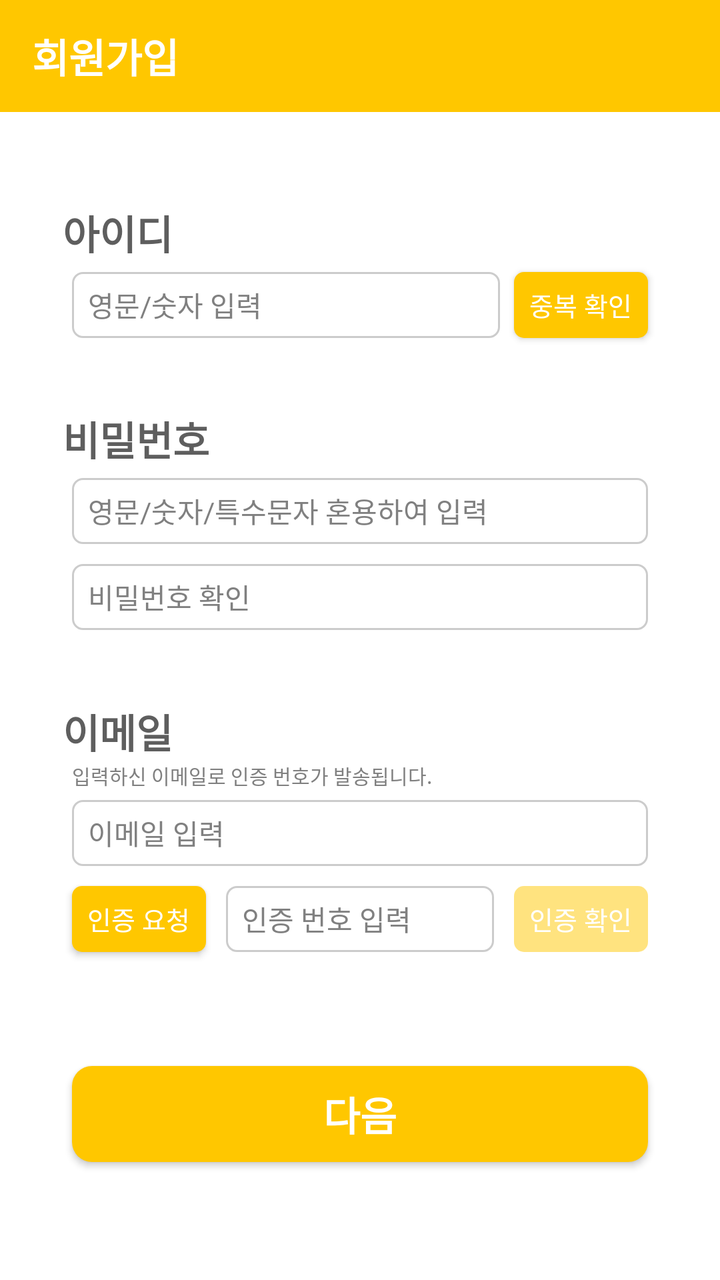
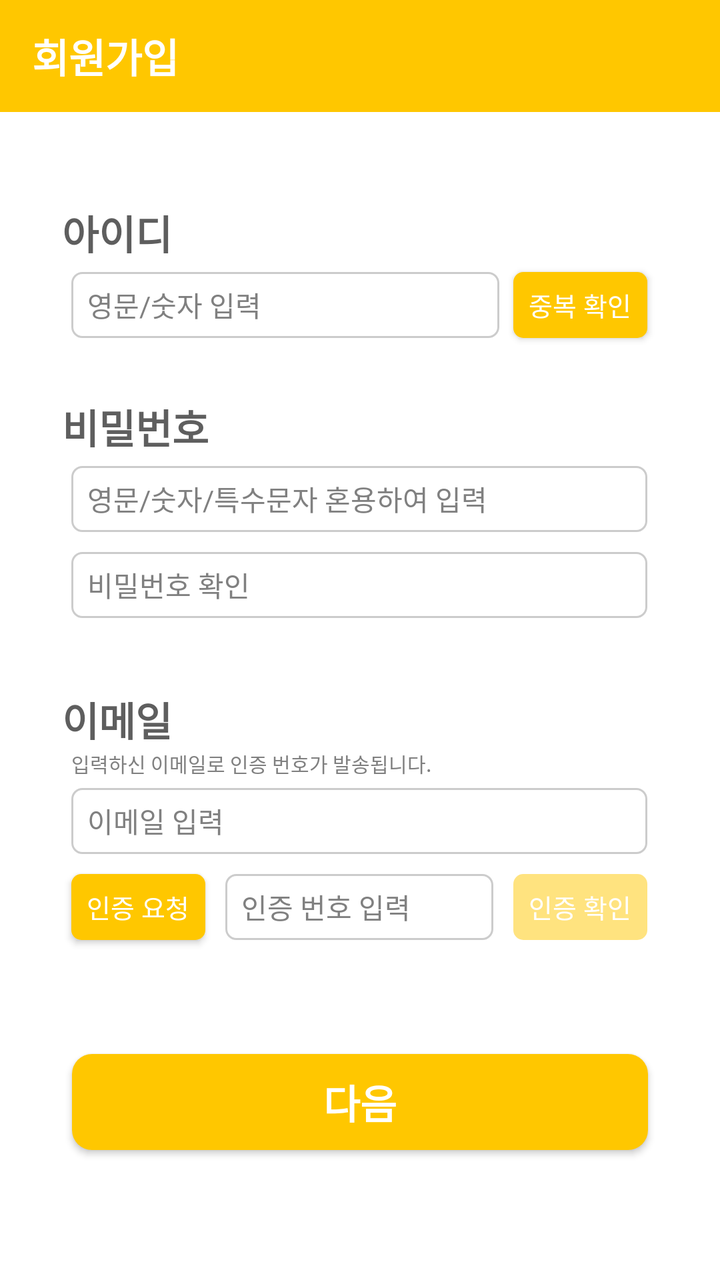

Before-and-after screenshots of an Android layout around one commit, followed by the original layout XML and the change that was made.
<!-- AndroidManifest.xml: application theme Theme.Team_On -->
<!-- res/layout/activity_signup.xml -->
<?xml version="1.0" encoding="utf-8"?>
<androidx.constraintlayout.widget.ConstraintLayout xmlns:android="http://schemas.android.com/apk/res/android"
    xmlns:app="http://schemas.android.com/apk/res-auto"
    xmlns:tools="http://schemas.android.com/tools"
    android:layout_width="match_parent"
    android:layout_height="match_parent"
    tools:context=".ActivitySignup">

    
    <ScrollView
        android:layout_width="match_parent"
        android:layout_height="match_parent"
        tools:layout_editor_absoluteX="-100dp"
        tools:layout_editor_absoluteY="301dp">

        <androidx.constraintlayout.widget.ConstraintLayout
            android:layout_width="match_parent"
            android:layout_height="wrap_content">

            <androidx.appcompat.widget.Toolbar
                android:id="@+id/signup_title"
                android:layout_width="match_parent"
                android:layout_height="wrap_content"
                android:background="@color/yellow"
                android:minHeight="?attr/actionBarSize"
                android:theme="?attr/actionBarTheme"
                app:layout_constraintEnd_toEndOf="parent"
                app:layout_constraintStart_toStartOf="parent"
                app:layout_constraintTop_toTopOf="parent"
                app:title="회원가입"
                app:titleTextAppearance="@style/ToolbarTitleStyle"
                app:titleTextColor="@color/white" />

            <TextView
                android:id="@+id/signup_text_id"
                android:layout_width="wrap_content"
                android:layout_height="wrap_content"
                android:layout_marginStart="-5dp"
                android:layout_marginBottom="5dp"
                android:text="아이디"
                android:textColor="@color/titleText"
                android:textSize="20sp"
                android:textStyle="bold"
                app:layout_constraintBottom_toTopOf="@+id/signup_edit_id"
                app:layout_constraintStart_toStartOf="@+id/signup_edit_id" />

            <EditText
                android:id="@+id/signup_edit_id"
                android:layout_width="214dp"
                android:layout_height="33dp"
                android:layout_marginTop="80dp"
                android:background="@drawable/radius_5_stroke_gray"
                android:ems="10"
                android:hint="영문/숫자 입력"
                android:inputType="text"
                android:paddingStart="8dp"
                android:selectAllOnFocus="true"
                android:textColorHint="@color/hint"
                android:textSize="14sp"
                app:layout_constraintStart_toStartOf="@+id/signup_edit_pwd"
                app:layout_constraintTop_toBottomOf="@+id/signup_title" />

            <Button
                android:id="@+id/signup_btn_checkId"
                android:layout_width="67dp"
                android:layout_height="33dp"
                android:background="@drawable/radius_5_solid_yellow"
                android:enabled="true"
                android:text="중복 확인"
                android:textColor="@color/white"
                android:textSize="13sp"
                app:layout_constraintBottom_toBottomOf="@+id/signup_edit_id"
                app:layout_constraintEnd_toEndOf="@+id/signup_edit_pwd" />

            <TextView
                android:id="@+id/signup_text_checkId"
                android:layout_width="wrap_content"
                android:layout_height="wrap_content"
                android:layout_marginTop="5dp"
                android:text="text"
                android:textSize="10sp"
                android:visibility="invisible"
                app:layout_constraintStart_toStartOf="@+id/signup_edit_id"
                app:layout_constraintTop_toBottomOf="@+id/signup_edit_id" />

            <TextView
                android:id="@+id/signup_text_pwd"
                android:layout_width="wrap_content"
                android:layout_height="wrap_content"
                android:layout_marginStart="-5dp"
                android:layout_marginBottom="5dp"
                android:text="비밀번호"
                android:textColor="@color/titleText"
                android:textSize="20sp"
                android:textStyle="bold"
                app:layout_constraintBottom_toTopOf="@+id/signup_edit_pwd"
                app:layout_constraintStart_toStartOf="@+id/signup_edit_pwd" />

            <EditText
                android:id="@+id/signup_edit_pwd"
                android:layout_width="288dp"
                android:layout_height="33dp"
                android:layout_marginTop="70dp"
                android:background="@drawable/radius_5_stroke_gray"
                android:ems="10"
                android:hint="영문/숫자/특수문자 혼용하여 입력"
                android:inputType="textPassword"
                android:paddingStart="8dp"
                android:selectAllOnFocus="true"
                android:textColorHint="@color/hint"
                android:textSize="14sp"
                app:layout_constraintEnd_toEndOf="parent"
                app:layout_constraintStart_toStartOf="parent"
                app:layout_constraintTop_toBottomOf="@+id/signup_edit_id" />

            <EditText
                android:id="@+id/signup_edit_pwdCheck"
                android:layout_width="288dp"
                android:layout_height="33dp"
                android:layout_marginTop="10dp"
                android:background="@drawable/radius_5_stroke_gray"
                android:ems="10"
                android:hint="비밀번호 확인"
                android:inputType="textPassword"
                android:paddingStart="8dp"
                android:selectAllOnFocus="true"
                android:textColorHint="@color/hint"
                android:textSize="14sp"
                app:layout_constraintStart_toStartOf="@+id/signup_edit_pwd"
                app:layout_constraintTop_toBottomOf="@+id/signup_edit_pwd" />

            <TextView
                android:id="@+id/signup_text_pwCheck"
                android:layout_width="wrap_content"
                android:layout_height="wrap_content"
                android:layout_marginTop="5dp"
                android:text="text"
                android:textColor="@color/red"
                android:textSize="10sp"
                android:visibility="invisible"
                app:layout_constraintStart_toStartOf="@+id/signup_edit_pwdCheck"
                app:layout_constraintTop_toBottomOf="@+id/signup_edit_pwdCheck" />

            <TextView
                android:id="@+id/signup_text_email"
                android:layout_width="wrap_content"
                android:layout_height="wrap_content"
                android:layout_marginStart="-5dp"
                android:text="이메일"
                android:textColor="@color/titleText"
                android:textSize="20sp"
                android:textStyle="bold"
                app:layout_constraintBottom_toTopOf="@+id/signup_detail_email"
                app:layout_constraintStart_toStartOf="@+id/signup_edit_mail" />

            <TextView
                android:id="@+id/signup_detail_email"
                android:layout_width="wrap_content"
                android:layout_height="wrap_content"
                android:layout_marginBottom="5dp"
                android:text="입력하신 이메일로 인증 번호가 발송됩니다."
                android:textColor="@color/hint"
                android:textSize="10sp"
                app:layout_constraintBottom_toTopOf="@+id/signup_edit_mail"
                app:layout_constraintStart_toStartOf="@+id/signup_edit_mail" />

            <EditText
                android:id="@+id/signup_edit_mail"
                android:layout_width="288dp"
                android:layout_height="33dp"
                android:layout_marginTop="85dp"
                android:background="@drawable/radius_5_stroke_gray"
                android:ems="10"
                android:hint="이메일 입력"
                android:inputType="textEmailAddress"
                android:paddingStart="8dp"
                android:textColorHint="@color/hint"
                android:textSize="14sp"
                app:layout_constraintEnd_toEndOf="@+id/signup_edit_pwdCheck"
                app:layout_constraintTop_toBottomOf="@+id/signup_edit_pwdCheck" />

            <Button
                android:id="@+id/signup_btn_mail"
                android:layout_width="67dp"
                android:layout_height="33dp"
                android:background="@drawable/radius_5_solid_yellow"
                android:text="인증 요청"
                android:textColor="@color/white"
                android:textSize="13sp"
                app:layout_constraintBottom_toBottomOf="@+id/signup_edit_auth"
                app:layout_constraintStart_toStartOf="@+id/signup_edit_mail" />

            <Button
                android:id="@+id/signup_btn_next"
                android:layout_width="288dp"
                android:layout_height="wrap_content"
                android:layout_marginTop="100dp"
                android:layout_marginBottom="50dp"
                android:background="@drawable/radius_10_solid_yellow"
                android:enabled="true"
                android:text="다음"
                android:textColor="@color/white"
                android:textSize="20sp"
                android:textStyle="bold"
                app:layout_constraintBottom_toBottomOf="parent"
                app:layout_constraintEnd_toEndOf="parent"
                app:layout_constraintStart_toStartOf="parent"
                app:layout_constraintTop_toBottomOf="@+id/signup_edit_mail" />

            <EditText
                android:id="@+id/signup_edit_auth"
                android:layout_width="134dp"
                android:layout_height="33dp"
                android:layout_marginStart="10dp"
                android:layout_marginTop="10dp"
                android:background="@drawable/radius_5_stroke_gray"
                android:ems="10"
                android:hint="인증 번호 입력"
                android:inputType="number"
                android:paddingStart="8dp"
                android:textColorHint="@color/hint"
                android:textSize="14sp"
                app:layout_constraintStart_toEndOf="@+id/signup_btn_mail"
                app:layout_constraintTop_toBottomOf="@+id/signup_edit_mail" />

            <Button
                android:id="@+id/signup_btn_auth"
                android:layout_width="67dp"
                android:layout_height="33dp"
                android:layout_marginStart="10dp"
                android:alpha="0.5"
                android:background="@drawable/radius_5_solid_yellow"
                android:enabled="false"
                android:text="인증 확인"
                android:textColor="@color/white"
                android:textSize="13sp"
                app:layout_constraintBottom_toBottomOf="@+id/signup_edit_auth"
                app:layout_constraintEnd_toEndOf="@+id/signup_edit_mail"
                app:layout_constraintStart_toEndOf="@+id/signup_edit_auth" />

            <TextView
                android:id="@+id/signup_text_auth"
                android:layout_width="wrap_content"
                android:layout_height="wrap_content"
                android:layout_marginTop="5dp"
                android:text="인증이 완료되었습니다."
                android:textSize="10sp"
                android:visibility="invisible"
                app:layout_constraintStart_toStartOf="@+id/signup_edit_mail"
                app:layout_constraintTop_toBottomOf="@+id/signup_edit_mail" />
        </androidx.constraintlayout.widget.ConstraintLayout>
    </ScrollView>

    

    

    

    

    

    

    

</androidx.constraintlayout.widget.ConstraintLayout>
<!-- resources referenced by this layout -->
<resources>
  <color name="hint">#808080</color>
  <color name="red">#FF0000</color>
  <color name="titleText">#5E5E5E</color>
  <color name="white">#FFFFFFFF</color>
  <color name="yellow">#FFC700</color>
  <!-- drawable radius_10_solid_yellow (drawable) -->
  <shape xmlns:android="http://schemas.android.com/apk/res/android">
      <corners android:radius="10dp"/>
      <solid android:color="@color/yellow"/>
  </shape>
  <!-- drawable radius_5_solid_yellow (drawable) -->
  <shape xmlns:android="http://schemas.android.com/apk/res/android">
      <corners android:radius="5dp"/>
      <solid android:color="@color/yellow"/>
  </shape>
  <!-- drawable radius_5_stroke_gray (drawable) -->
  <?xml version="1.0" encoding="utf-8"?>
  <shape xmlns:android="http://schemas.android.com/apk/res/android">
      <corners android:radius="5dp"/>
      <stroke android:color="@color/gray"
          android:width="1dp"/>
  </shape>
  <style name="ToolbarTitleStyle" parent="TextAppearance.Widget.AppCompat.Toolbar.Title">
          <item name="android:textSize">20sp</item>
          <item name="android:textStyle">bold</item>
          
      </style>
  <style name="Theme.Team_On" parent="Base.Theme.Team_On" />
  <color name="gray">#CCCCCC</color>
  <style name="Base.Theme.Team_On" parent="Theme.AppCompat.DayNight.NoActionBar">
          <item name="android:windowLightStatusBar">true</item>
          <item name="android:windowBackground">@android:color/white</item>
          <item name="android:statusBarColor">@color/white</item>
          <item name="android:textColor">#000000</item>
      </style>
</resources>

<!-- the commit's change to res/layout/activity_signup.xml (unified diff, before → after) -->
@@ -100,7 +100,7 @@
                 android:id="@+id/signup_edit_pwd"
                 android:layout_width="288dp"
                 android:layout_height="33dp"
-                android:layout_marginTop="70dp"
+                android:layout_marginTop="64dp"
                 android:background="@drawable/radius_5_stroke_gray"
                 android:ems="10"
                 android:hint="영문/숫자/특수문자 혼용하여 입력"
@@ -110,6 +110,7 @@
                 android:textColorHint="@color/hint"
                 android:textSize="14sp"
                 app:layout_constraintEnd_toEndOf="parent"
+                app:layout_constraintHorizontal_bias="0.495"
                 app:layout_constraintStart_toStartOf="parent"
                 app:layout_constraintTop_toBottomOf="@+id/signup_edit_id" />
 
